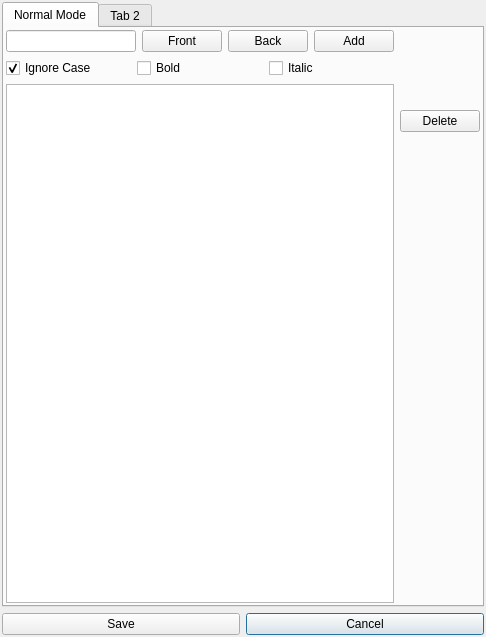
This is options.ui in FFalcon/LightningLog as Qt 5 draws it before an edit. The edited form follows.
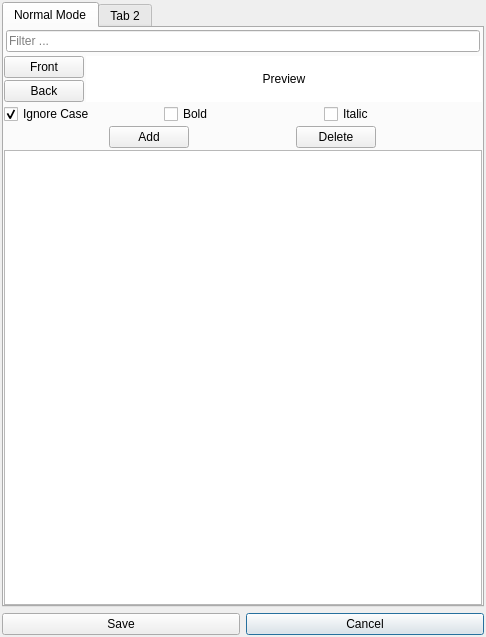
This is the edited form. Icons and pictures are not drawn.

What changed in the file:
```diff
--- a/options.ui
+++ b/options.ui
@@ -652,75 +652,76 @@
         </attribute>
         <layout class="QGridLayout" name="gridLayout_2">
          <property name="leftMargin">
-          <number>2</number>
+          <number>0</number>
          </property>
          <property name="topMargin">
-          <number>2</number>
+          <number>0</number>
          </property>
          <property name="rightMargin">
-          <number>2</number>
+          <number>0</number>
          </property>
          <property name="bottomMargin">
-          <number>2</number>
+          <number>0</number>
          </property>
-         <item row="0" column="1">
+         <property name="spacing">
+          <number>0</number>
+         </property>
+         <item row="0" column="0">
           <layout class="QVBoxLayout" name="verticalLayout_3">
-           <item>
-            <spacer name="verticalSpacer_2">
-             <property name="orientation">
-              <enum>Qt::Vertical</enum>
-             </property>
-             <property name="sizeType">
-              <enum>QSizePolicy::Minimum</enum>
-             </property>
-             <property name="sizeHint" stdset="0">
-              <size>
-               <width>20</width>
-               <height>80</height>
-              </size>
-             </property>
-            </spacer>
-           </item>
-           <item>
-            <widget class="QPushButton" name="deleteBtn">
-             <property name="text">
-              <string>Delete</string>
-             </property>
-            </widget>
-           </item>
-           <item>
-            <spacer name="verticalSpacer">
-             <property name="orientation">
-              <enum>Qt::Vertical</enum>
-             </property>
-             <property name="sizeHint" stdset="0">
-              <size>
-               <width>20</width>
-               <height>40</height>
-              </size>
-             </property>
-            </spacer>
-           </item>
-          </layout>
-         </item>
-         <item row="0" column="0">
-          <layout class="QVBoxLayout" name="verticalLayout_2">
-           <item>
-            <layout class="QHBoxLayout" name="horizontalLayout_2">
+           <property name="spacing">
+            <number>2</number>
+           </property>
              <item>
               <widget class="QLineEdit" name="filterText">
                <property name="sizePolicy">
-                <sizepolicy hsizetype="Expanding" vsizetype="Fixed">
-                 <horstretch>3</horstretch>
+              <sizepolicy hsizetype="Expanding" vsizetype="Expanding">
+               <horstretch>0</horstretch>
                  <verstretch>0</verstretch>
                 </sizepolicy>
                </property>
-              </widget>
-             </item>
+             <property name="minimumSize">
+              <size>
+               <width>0</width>
+               <height>20</height>
+              </size>
+             </property>
+             <property name="baseSize">
+              <size>
+               <width>0</width>
+               <height>20</height>
+              </size>
+             </property>
+             <property name="styleSheet">
+              <string notr="true">#filterText{
+	margin: 2px;
+	height: 20px;
+}</string>
+             </property>
+             <property name="inputMask">
+              <string/>
+             </property>
+             <property name="placeholderText">
+              <string>Filter ...</string>
+             </property>
+             <property name="clearButtonEnabled">
+              <bool>true</bool>
+             </property>
+            </widget>
+           </item>
+           <item>
+            <layout class="QHBoxLayout" name="horizontalLayout_2">
+             <property name="spacing">
+              <number>2</number>
+             </property>
+             <item>
+              <layout class="QVBoxLayout" name="verticalLayout_2">
+               <property name="spacing">
+                <number>2</number>
+               </property>
              <item>
               <widget class="QPushButton" name="frontColorBtn">
                <property name="sizePolicy">
-                <sizepolicy hsizetype="Minimum" vsizetype="Fixed">
+                  <sizepolicy hsizetype="Maximum" vsizetype="Fixed">
                  <horstretch>1</horstretch>
                  <verstretch>0</verstretch>
                 </sizepolicy>
@@ -733,7 +734,7 @@
              <item>
               <widget class="QPushButton" name="backColorBtn">
                <property name="sizePolicy">
-                <sizepolicy hsizetype="Minimum" vsizetype="Fixed">
+                  <sizepolicy hsizetype="Maximum" vsizetype="Fixed">
                  <horstretch>1</horstretch>
                  <verstretch>0</verstretch>
                 </sizepolicy>
@@ -743,16 +744,21 @@
                </property>
               </widget>
              </item>
+              </layout>
+             </item>
              <item>
-              <widget class="QPushButton" name="addBtn">
-               <property name="sizePolicy">
-                <sizepolicy hsizetype="Minimum" vsizetype="Fixed">
-                 <horstretch>1</horstretch>
-                 <verstretch>0</verstretch>
-                </sizepolicy>
+              <widget class="QLabel" name="previewLabel">
+               <property name="styleSheet">
+                <string notr="true">#previewLabel{
+	background-color: #FFF;
+	color: #000;
+}</string>
                </property>
                <property name="text">
-                <string>Add</string>
+                <string>Preview</string>
+               </property>
+               <property name="alignment">
+                <set>Qt::AlignCenter</set>
                </property>
               </widget>
              </item>
@@ -760,6 +766,9 @@
            </item>
            <item>
             <layout class="QHBoxLayout" name="horizontalLayout_3">
+             <property name="spacing">
+              <number>2</number>
+             </property>
              <item>
               <widget class="QCheckBox" name="ignoreCase">
                <property name="text">
@@ -787,7 +796,47 @@
             </layout>
            </item>
            <item>
-            <widget class="QListWidget" name="listWidget"/>
+            <layout class="QHBoxLayout" name="horizontalLayout_4">
+             <property name="spacing">
+              <number>2</number>
+             </property>
+             <item>
+              <widget class="QPushButton" name="addBtn">
+               <property name="sizePolicy">
+                <sizepolicy hsizetype="Maximum" vsizetype="Fixed">
+                 <horstretch>1</horstretch>
+                 <verstretch>0</verstretch>
+                </sizepolicy>
+               </property>
+               <property name="text">
+                <string>Add</string>
+               </property>
+              </widget>
+             </item>
+             <item>
+              <widget class="QPushButton" name="deleteBtn">
+               <property name="sizePolicy">
+                <sizepolicy hsizetype="Maximum" vsizetype="Fixed">
+                 <horstretch>0</horstretch>
+                 <verstretch>0</verstretch>
+                </sizepolicy>
+               </property>
+               <property name="text">
+                <string>Delete</string>
+               </property>
+              </widget>
+             </item>
+            </layout>
+           </item>
+           <item>
+            <widget class="QListWidget" name="listWidget">
+             <property name="sizePolicy">
+              <sizepolicy hsizetype="Expanding" vsizetype="Expanding">
+               <horstretch>0</horstretch>
+               <verstretch>9</verstretch>
+              </sizepolicy>
+             </property>
+            </widget>
            </item>
           </layout>
          </item>
```
Left out of the diff: 1 changed line with no effect on the pictures. Lines whose indentation alone changed are shown as unchanged.
